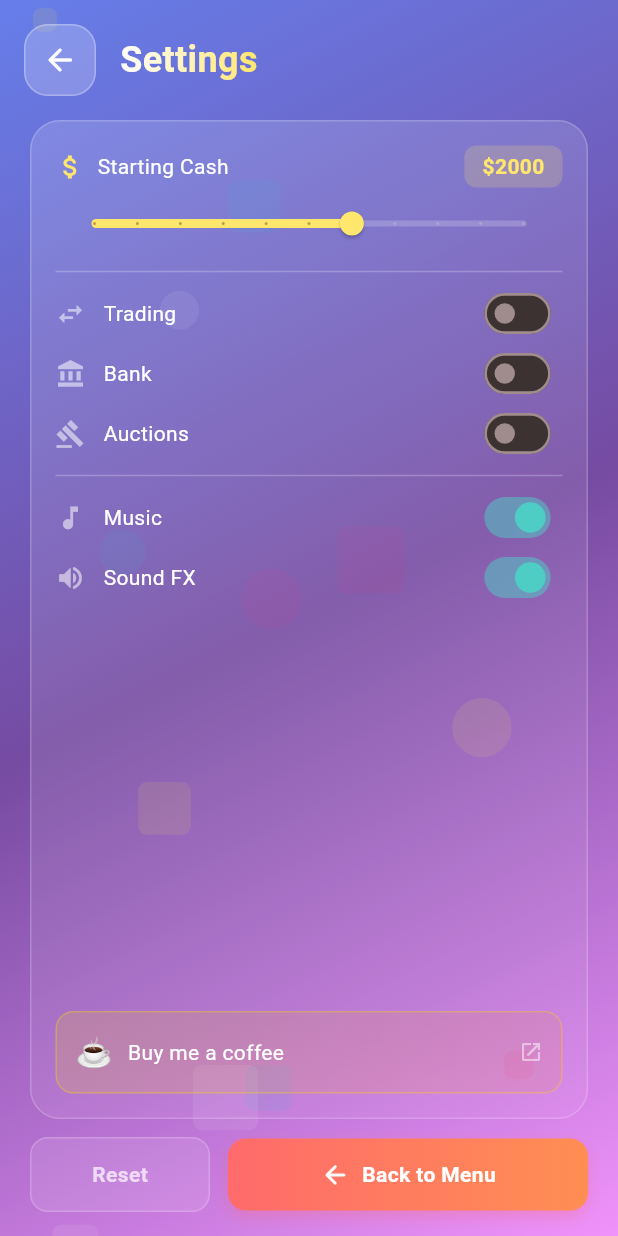
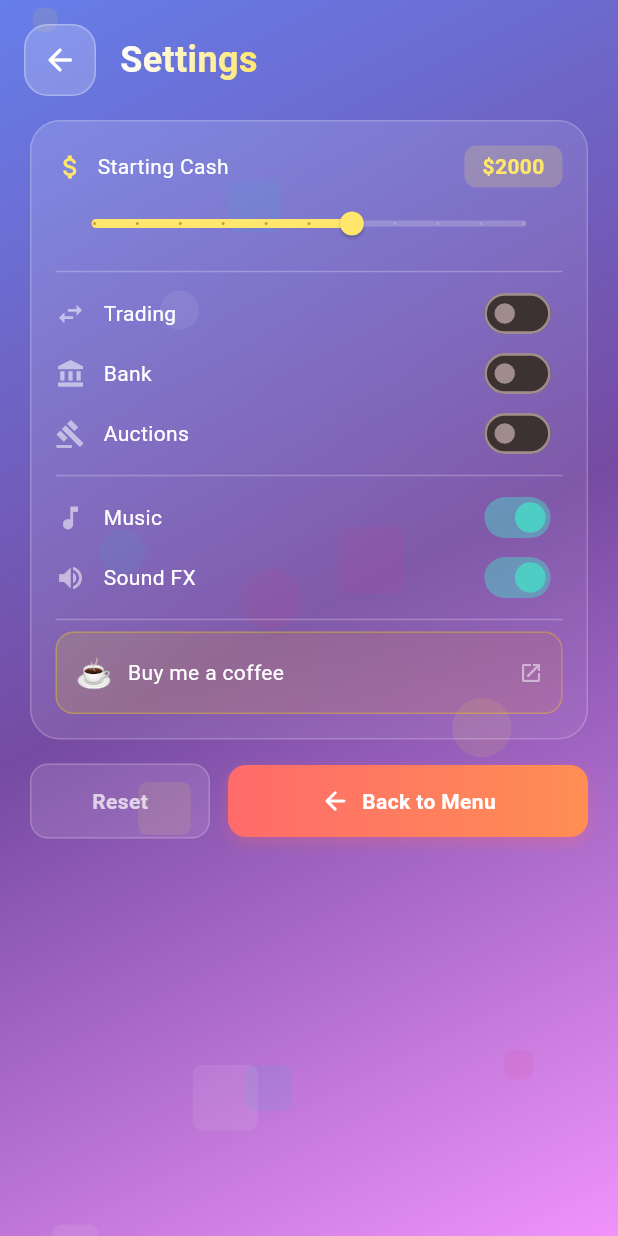
Before and after one commit to TwanstCodess/mm-monopoly, a Flutter app: the SettingsScreen screen opened directly with empty values, on a phone screen of 412 x 824 dp. Run offline on Flutter 3.47's test engine with Material 3 defaults, Android fonts, the light colour scheme and no system bars; our stand-ins replace audioplayers, image_picker, shared_preferences; accounts and stored records are empty; Roboto replaces fonts that are missing (Nunito).

Commit message:
fix: remove spacer, settings card fits content naturally
- No more empty padding before coffee section
- Card shrinks to fit content
- Better for tablet screens

```diff
--- a/lib/screens/settings_screen.dart
+++ b/lib/screens/settings_screen.dart
@@ -72,14 +72,13 @@ class _SettingsScreenState extends State<SettingsScreen> with SingleTickerProvid
                     ),
                   ),
                   // Content - single column layout
-                  Expanded(
-                    child: Padding(
+                  Padding(
                     padding: const EdgeInsets.symmetric(horizontal: 20),
                     child: Column(
+                      mainAxisSize: MainAxisSize.min,
                       children: [
                         // All settings in one card
-                          Expanded(
-                            child: Container(
+                        Container(
                           padding: const EdgeInsets.all(16),
                           decoration: BoxDecoration(
                             gradient: LinearGradient(
@@ -91,6 +90,7 @@ class _SettingsScreenState extends State<SettingsScreen> with SingleTickerProvid
                             border: Border.all(color: Colors.white.withOpacity(0.2)),
                           ),
                           child: Column(
+                            mainAxisSize: MainAxisSize.min,
                             children: [
                                   // Starting Cash row
                                   Row(
@@ -140,14 +140,13 @@ class _SettingsScreenState extends State<SettingsScreen> with SingleTickerProvid
                                     _updateSettings(_settings.copyWith(sfxEnabled: v));
                                     AudioService.instance.setSfxEnabled(v);
                                   }),
-                                  const Spacer(),
+                                  const Divider(color: Colors.white24),
                                   // Support row
                                   _buildSupportRow(),
                                 ],
                               ),
                             ),
-                          ),
-                          const SizedBox(height: 12),
+                        const SizedBox(height: 16),
                         // Buttons row
                         Row(
                           children: [
@@ -156,9 +155,7 @@ class _SettingsScreenState extends State<SettingsScreen> with SingleTickerProvid
                             Expanded(flex: 2, child: _buildCompactBackButton()),
                           ],
                         ),
-                          const SizedBox(height: 16),
                       ],
-                      ),
                     ),
                   ),
                 ],
```
Lines whose indentation alone changed are shown as unchanged.
